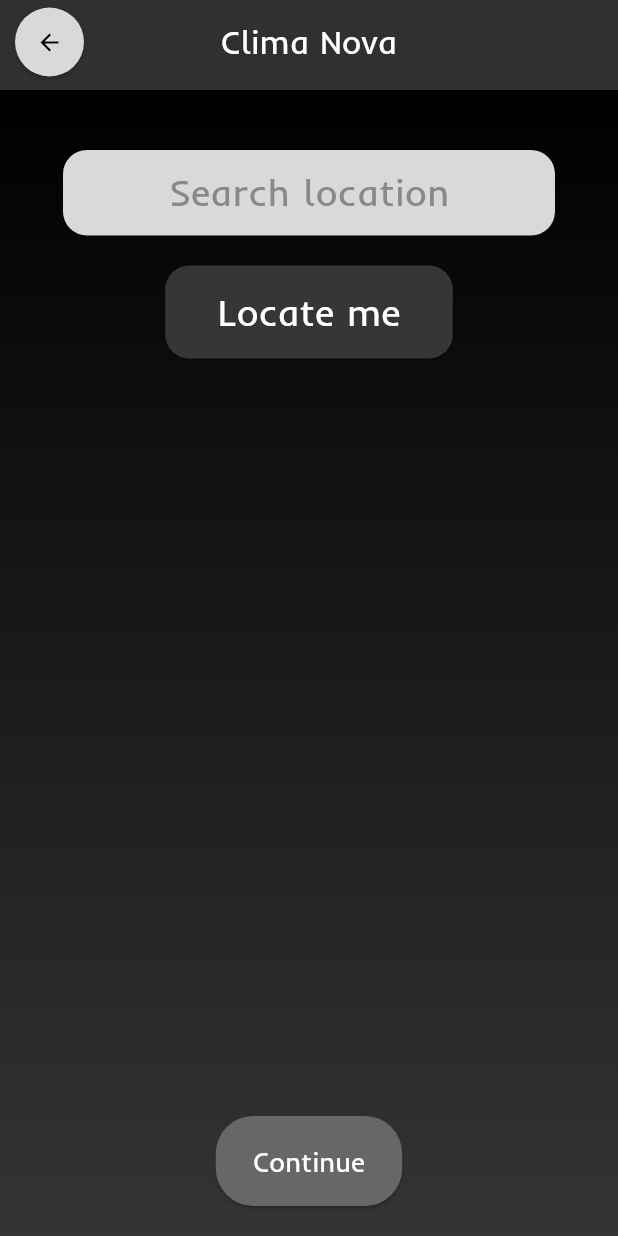
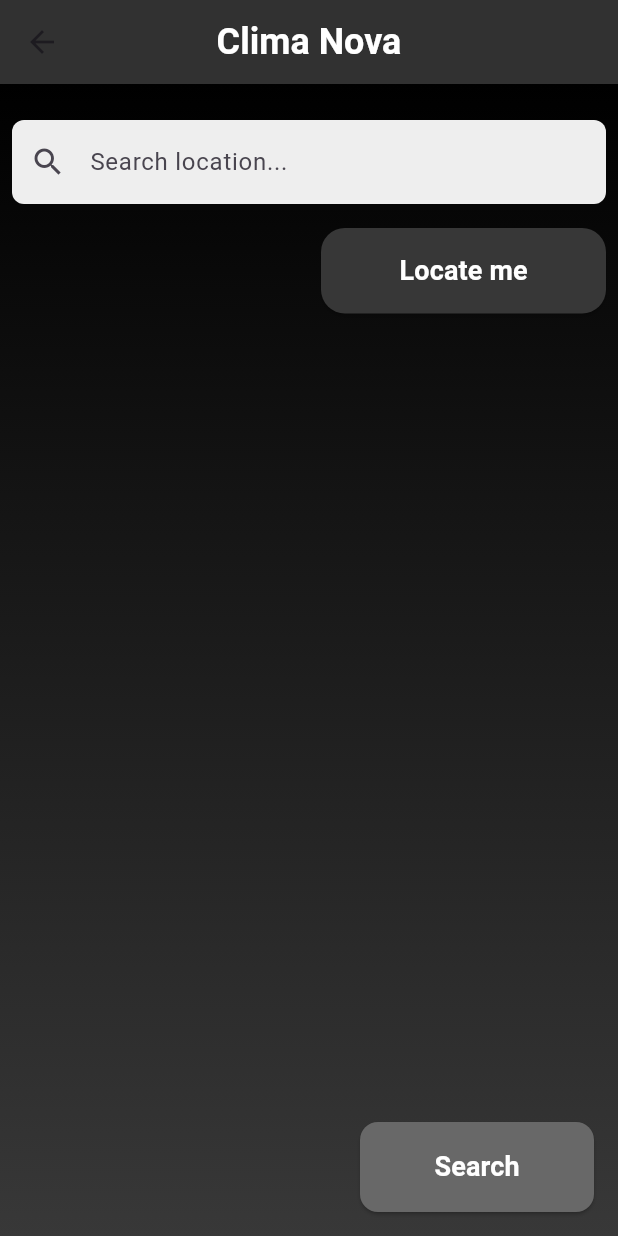
Before and after one commit to adilzhanY/clima_nova_app, a Flutter app: the screen it shows after launch, after a tap on "See current weather", on a phone screen of 412 x 824 dp. Run offline on Flutter 3.47's test engine with Material 3 defaults, Android fonts, the light colour scheme and no system bars; our stand-ins replace weather.

Commit message:
Search bar and Weather Info functional

```diff
--- a/lib/screen1.dart
+++ b/lib/screen1.dart
@@ -80,7 +80,7 @@ class screen1 extends StatelessWidget {
                       onPressed: () {
                         Navigator.push(
                           context,
-                          MaterialPageRoute(builder: (context) => screen2()),
+                          MaterialPageRoute(builder: (context) => SearchScreen()),
                         );
                       },
                       style: ElevatedButton.styleFrom(
@@ -112,7 +112,7 @@ class screen1 extends StatelessWidget {
                       onPressed: () {
                         Navigator.push(
                           context,
-                          MaterialPageRoute(builder: (context) => screen2()),
+                          MaterialPageRoute(builder: (context) => SearchScreen()),
                         );
                       },
                       style: ElevatedButton.styleFrom(
--- a/lib/screen2.dart
+++ b/lib/screen2.dart
@@ -1,131 +1,178 @@
-import 'package:clima_nova_app1/screen3.dart';
+// screen2.dart
 import 'package:flutter/material.dart';
+import 'package:weather/weather.dart';
+import 'weatherInfo.dart';
 
-class screen2 extends StatelessWidget {
+class SearchScreen extends StatefulWidget {
+  @override
+  _HomeScreenState createState() => _HomeScreenState();
+}
+
+class _HomeScreenState extends State<SearchScreen> {
+  TextEditingController _searchController = TextEditingController();
+  final String _apiKey = '2a000bab71b10246891168049aa8f09b'; //API key
+  late WeatherFactory _weatherFactory;
+
+  @override
+  void initState() {
+    super.initState();
+    _weatherFactory = WeatherFactory(_apiKey);
+  }
+
+  void _locateMe() {
+    // Implement your locate logic here
+    print('Locate me button pressed');
+  }
+
+  void _clearSearch() {
+    setState(() {
+      _searchController.clear();
+    });
+  }
+
+  void _onSearchChanged(String query) {
+    // Implement your search logic here
+    print('Search query: $query');
+  }
+
+  Future<void> _fetchWeatherData(String city) async {
+    try {
+      Weather weather = await _weatherFactory.currentWeatherByCityName(city);
+      Navigator.push(
+        context,
+        MaterialPageRoute(
+          builder: (context) => WeatherScreen(
+            cityName: weather.areaName ?? 'Unknown',
+            countryName: weather.country ?? 'Unknown',
+            temperature: weather.temperature?.celsius ?? 0.0,
+            description: weather.weatherDescription ?? 'No description',
+          ),
+        ),
+      );
+    } catch (e) {
+      print('Failed to load weather data: $e');
+      // Show an error message
+    }
+  }
+
+  void _searchWeather() {
+    if (_searchController.text.isNotEmpty) {
+      _fetchWeatherData(_searchController.text);
+    }
+  }
+
+  @override
+  void dispose() {
+    _searchController.dispose();
+    super.dispose();
+  }
+
   @override
   Widget build(BuildContext context) {
     return Scaffold(
-      appBar: PreferredSize(
-        preferredSize: const Size.fromHeight(60.0),
-        child: AppBar(
-          leading: Padding(
-            padding: const EdgeInsets.only(left: 10.0),
-            child: ElevatedButton(
-              onPressed: () {
-                Navigator.pop(context); // Navigate back to the previous screen
-              },
-              style: ElevatedButton.styleFrom(
-                padding: EdgeInsets.all(0),
-                shape: const CircleBorder(),
-                backgroundColor: Color(0xFFD9D9D9),
-              ),
-              child: const Icon(Icons.arrow_back,
-                  color: Colors.black), // Button icon
+      appBar: AppBar(
+        title: Text(
+          'Clima Nova',
+          style: TextStyle(
+            fontWeight: FontWeight.bold,
+            fontSize: 24,
+            color: Colors.white,
           ),
         ),
-          title: const Text(
-            'Clima Nova',
-            style: TextStyle(color: Colors.white, fontFamily: 'Inder-Regular'),
+        backgroundColor: Color(0xff313131),
+        centerTitle: true,
       ),
-          centerTitle: true,
-          backgroundColor: const Color(0xFF303030),
+      body: Stack(
+        children: [
+          Container(
+            decoration: BoxDecoration(
+              gradient: LinearGradient(
+                colors: [Colors.black, Color(0xff383838)],
+                begin: Alignment.topCenter,
+                end: Alignment.bottomCenter,
               ),
             ),
-      body: Container(
-        width: double.infinity,
-        height: double.infinity,
-        decoration: const BoxDecoration(
-          gradient: LinearGradient(
-            begin: Alignment.topCenter,
-            end: Alignment.bottomCenter,
-            colors: [Colors.black, Color(0xFF343434)],
+          ),
+          Padding(
+            padding: const EdgeInsets.all(8.0),
+            child: Column(
+              crossAxisAlignment: CrossAxisAlignment.start,
+              children: [
+                SizedBox(height: 16.0),
+                TextField(
+                  controller: _searchController,
+                  decoration: InputDecoration(
+                    hintText: 'Search location...',
+                    prefixIcon: Icon(Icons.search),
+                    suffixIcon: _searchController.text.isNotEmpty
+                        ? IconButton(
+                      icon: Icon(Icons.clear),
+                      onPressed: _clearSearch,
+                    )
+                        : null,
+                    border: OutlineInputBorder(
+                      borderRadius: BorderRadius.circular(8.0),
+                      borderSide: BorderSide.none,
+                    ),
+                    filled: true,
+                    fillColor: Colors.grey[200],
+                  ),
+                  onChanged: _onSearchChanged,
+                  onSubmitted: (_) => _searchWeather(),
+                ),
+                SizedBox(height: 16.0),
+                Align(
+                  alignment: Alignment.centerRight,
+                  child: ElevatedButton(
+                    onPressed: _locateMe,
+                    child: Text(
+                      'Locate me',
+                      style: TextStyle(
+                        fontWeight: FontWeight.bold,
+                        fontSize: 18,
+                        color: Colors.white,
                       ),
                     ),
-        child: Column(
-          mainAxisAlignment: MainAxisAlignment.center,
-          children: [
-            SizedBox(height: 40), // Added space above the Search location bar
-            Container(
-              width: 328,
-              height: 57,
-              decoration: ShapeDecoration(
-                color: Color(0xFFD9D9D9),
+                    style: ElevatedButton.styleFrom(
+                      backgroundColor: Color(0xff373737),
+                      minimumSize: Size(190, 57),
                       shape: RoundedRectangleBorder(
                         borderRadius: BorderRadius.circular(16),
                       ),
-              ),
-              // Placeholder for search bar content
-              child: Center(
-                child: Text(
-                  'Search location',
-                  style: TextStyle(
-                    color: Color(0xFF898989),
-                    fontSize: 25,
-                    fontFamily: 'Inder-Regular',
-                    fontWeight: FontWeight.w400,
+                      padding: EdgeInsets.symmetric(horizontal: 35, vertical: 13),
                     ),
                   ),
                 ),
-            ),
-            SizedBox(height: 20),
-            // Locate me button
-            ElevatedButton(
-              onPressed: () {
-                //functionality
-              },
-              style: ElevatedButton.styleFrom(
-                backgroundColor: Color(0xFF363636),
-                padding: EdgeInsets.symmetric(horizontal: 35, vertical: 13),
-                shape: RoundedRectangleBorder(
-                  borderRadius: BorderRadius.circular(16),
+              ],
             ),
           ),
+          Align(
+            alignment: Alignment.bottomRight,
+            child: Padding(
+              padding: const EdgeInsets.all(16.0),
+              child: ElevatedButton(
+                onPressed: _searchWeather,
                 child: Text(
-                'Locate me',
+                  'Search',
                   style: TextStyle(
+                    fontWeight: FontWeight.bold,
+                    fontSize: 18,
                     color: Colors.white,
-                  fontSize: 25,
-                  fontFamily: 'Inder-Regular',
-                  fontWeight: FontWeight.w400,
                   ),
                 ),
+                style: ElevatedButton.styleFrom(
+                  backgroundColor: Color(0xff686868),
+                  minimumSize: Size(156, 57),
+                  shape: RoundedRectangleBorder(
+                    borderRadius: BorderRadius.circular(12),
                   ),
-            // Continue button
-            Expanded(
-              child: Align(
-                alignment: Alignment.bottomCenter,
-                child: Padding(
-                  padding: const EdgeInsets.only(bottom: 20.0),
-                  child: ElevatedButton(
-                    onPressed: () {
-                      Navigator.push(
-                        context,
-                        MaterialPageRoute(builder: (context) => screen3()),
-                      );
-                    },
-                    style: ElevatedButton.styleFrom(
-                      backgroundColor: Color(0xFF676767),
                   padding: EdgeInsets.symmetric(horizontal: 25, vertical: 17),
-                      shape: RoundedRectangleBorder(
-                        borderRadius: BorderRadius.circular(25),
-                      ),
-                    ),
-                    child: Text(
-                      'Continue',
-                      style: TextStyle(
-                        color: Colors.white,
-                        fontSize: 18,
-                        fontFamily: 'Inder-Regular',
-                        fontWeight: FontWeight.w400,
-                      ),
-                    ),
                 ),
               ),
             ),
           ),
         ],
       ),
-      ),
     );
   }
 }
--- a/pubspec.yaml
+++ b/pubspec.yaml
@@ -36,6 +36,8 @@ dependencies:
   # Use with the CupertinoIcons class for iOS style icons.
   cupertino_icons: ^1.0.6
   flutter_typeahead: ^5.2.0
+  weather: ^3.1.1
+  intl: 0.18.1
 
 dev_dependencies:
   flutter_test:
```
Also changed, not shown: lib/weatherInfo.dart (added, +78 -0 lines), pubspec.lock, 4 other files. Lines whose indentation alone changed are shown as unchanged.
